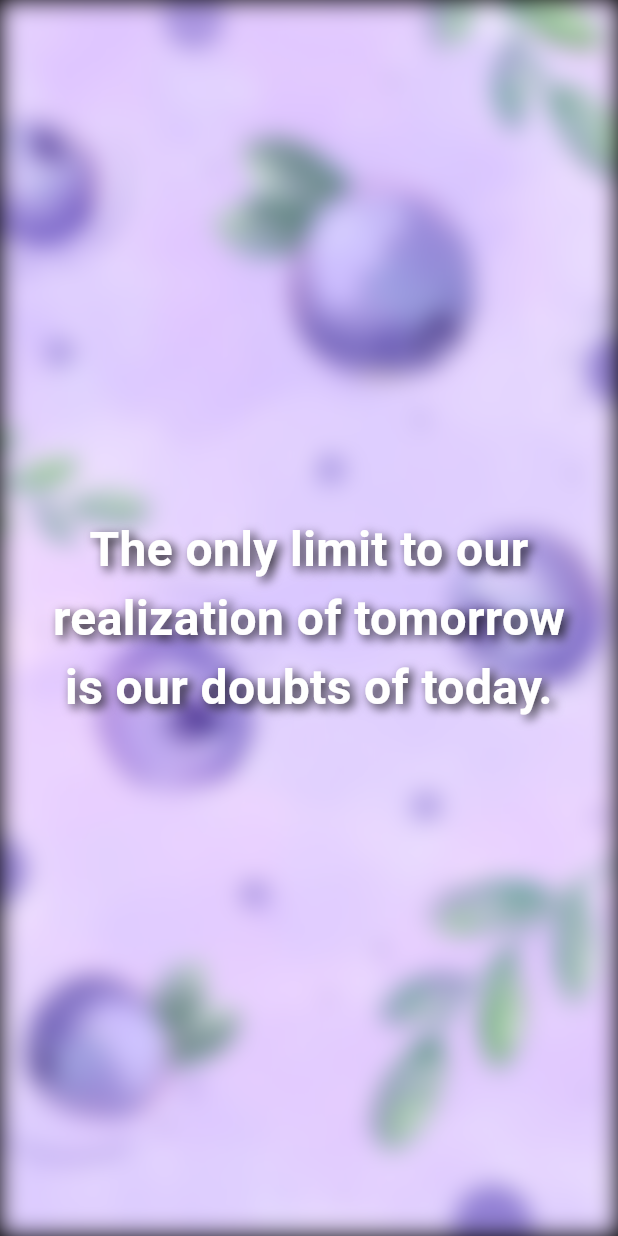
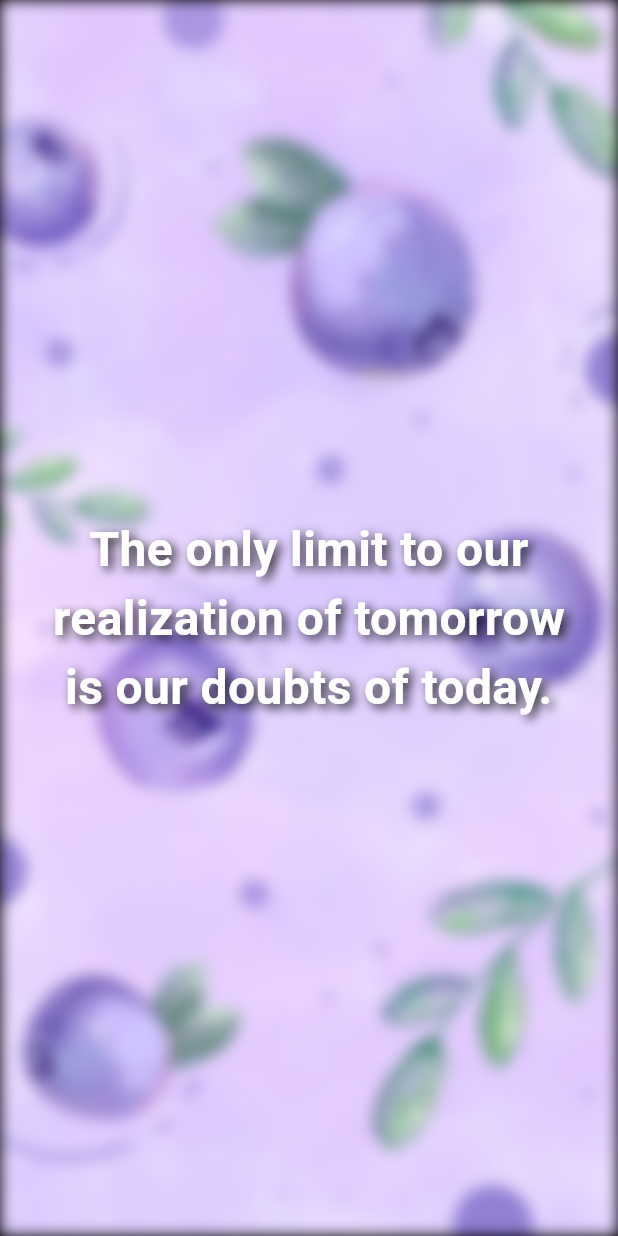
Before and after one commit to nayan1306/aarav, a Flutter app: the QuoteViewer screen opened directly, on a phone screen of 412 x 824 dp. Run offline on Flutter 3.47's test engine with Material 3 defaults, Android fonts, the phone set to English and light mode, and no system bars; our stand-ins replace audioplayers, salomon_bottom_bar.

Commit message:
modified quote viewer

```diff
--- a/lib/Pages/quote/quoteviewer.dart
+++ b/lib/Pages/quote/quoteviewer.dart
@@ -1,3 +1,4 @@
+import 'dart:async';
 import 'dart:ui';
 import 'package:flutter/material.dart';
 
@@ -17,6 +18,7 @@ class QuoteViewer extends StatefulWidget {
 
 class _QuoteViewerState extends State<QuoteViewer> {
   final PageController _pageController = PageController();
+  int currentPage = 0;
 
   @override
   Widget build(BuildContext context) {
@@ -25,105 +27,153 @@ class _QuoteViewerState extends State<QuoteViewer> {
         controller: _pageController,
         scrollDirection: Axis.vertical,
         itemCount: widget.quotes.length,
+        onPageChanged: (index) {
+          setState(() {
+            currentPage = index;
+          });
+        },
         itemBuilder: (context, index) {
-          return AnimatedBuilder(
-            animation: _pageController,
-            builder: (context, child) {
-              double page = _pageController.page ?? 0;
-              double distance = (index - page).clamp(-1.0, 1.0);
+          return QuotePage(
+            key: ValueKey(index),
+            quote: widget.quotes[index],
+            imagePath: widget.imagePaths[index],
+            isActive: currentPage == index,
+          );
+        },
+      ),
+    );
+  }
+}
 
-              // 🎭 Background Parallax & Blur Effect
-              double backgroundOffset = distance * 80;
-              double blurAmount = (1 - distance.abs()) * 6 + 2;
+class QuotePage extends StatefulWidget {
+  final String quote;
+  final String imagePath;
+  final bool isActive;
 
-              // 📜 Current Quote Animation
-              double scaleCurrent = 1 - (distance * 0.2);
-              double opacityCurrent = (1 - distance.abs()).clamp(0.0, 1.0);
-              double translateYCurrent = distance * -80;
+  const QuotePage({
+    super.key,
+    required this.quote,
+    required this.imagePath,
+    required this.isActive,
+  });
 
-              // 🌟 Next Quote Animation (Appearing from Behind)
-              double scaleNext = 0.85 + (distance * 0.15);
-              double opacityNext = distance.clamp(0.0, 1.0);
-              double translateYNext = (1 - distance) * 80;
-              double blurNext = (1 - distance) * 8;
+  @override
+  _QuotePageState createState() => _QuotePageState();
+}
 
+class _QuotePageState extends State<QuotePage>
+    with SingleTickerProviderStateMixin {
+  late AnimationController _controller;
+  late Animation<double> bgOpacity;
+  late Animation<double> bgScale;
+  late Animation<double> textOpacity;
+  late Animation<double> textTranslate;
+
+  @override
+  void initState() {
+    super.initState();
+    _controller = AnimationController(
+      vsync: this,
+      duration: const Duration(milliseconds: 1000),
+    );
+
+    // Background appears quickly (after a delay) with fade & scale.
+    bgOpacity = Tween<double>(begin: 0, end: 1).animate(
+      CurvedAnimation(
+        parent: _controller,
+        curve: const Interval(0, 0.7, curve: Curves.easeOut),
+      ),
+    );
+    bgScale = Tween<double>(begin: 1.1, end: 1).animate(
+      CurvedAnimation(
+        parent: _controller,
+        curve: const Interval(0, 0.7, curve: Curves.easeOut),
+      ),
+    );
+
+    // Quote text appears with a slight extra delay.
+    textOpacity = Tween<double>(begin: 0, end: 1).animate(
+      CurvedAnimation(
+        parent: _controller,
+        curve: const Interval(0.3, 1.0, curve: Curves.easeOut),
+      ),
+    );
+    textTranslate = Tween<double>(begin: 50, end: 0).animate(
+      CurvedAnimation(
+        parent: _controller,
+        curve: const Interval(0.3, 1.0, curve: Curves.easeOut),
+      ),
+    );
+
+    if (widget.isActive) {
+      _startAnimation();
+    }
+  }
+
+  void _startAnimation() {
+    // Reset and then start the animations with a delay.
+    _controller.reset();
+    Future.delayed(const Duration(milliseconds: 100), () {
+      if (mounted && widget.isActive) {
+        _controller.forward();
+      }
+    });
+  }
+
+  @override
+  void didUpdateWidget(covariant QuotePage oldWidget) {
+    super.didUpdateWidget(oldWidget);
+    if (widget.isActive && !oldWidget.isActive) {
+      // When the page becomes active (either swiped up or down), start the animation.
+      _startAnimation();
+    } else if (!widget.isActive && oldWidget.isActive) {
+      // When the page loses active status, reset immediately.
+      _controller.reset();
+    }
+  }
+
+  @override
+  void dispose() {
+    _controller.dispose();
+    super.dispose();
+  }
+
+  @override
+  Widget build(BuildContext context) {
     return Stack(
       fit: StackFit.expand,
       children: [
-                  // 📸 Background with Parallax & Blur
-                  Transform.translate(
-                    offset: Offset(0, backgroundOffset),
+        // Background image with fade and scale animation.
+        AnimatedBuilder(
+          animation: _controller,
+          builder: (context, child) {
+            return Transform.scale(
+              scale: bgScale.value,
+              child: Opacity(
+                opacity: bgOpacity.value,
                 child: ImageFiltered(
-                      imageFilter: ImageFilter.blur(
-                        sigmaX: blurAmount,
-                        sigmaY: blurAmount,
-                      ),
-                      child: Image.asset(
-                        widget.imagePaths[index],
-                        fit: BoxFit.cover,
+                  imageFilter: ImageFilter.blur(sigmaX: 5, sigmaY: 5),
+                  child: Image.asset(widget.imagePath, fit: BoxFit.cover),
                 ),
               ),
+            );
+          },
         ),
-
-                  // 🔮 Next Page (Appearing from Behind)
-                  if (index + 1 < widget.quotes.length)
-                    Positioned.fill(
-                      child: Opacity(
-                        opacity: opacityNext,
-                        child: Transform.scale(
-                          scale: scaleNext,
+        // Quote text with delayed fade & translate animation.
+        AnimatedBuilder(
+          animation: _controller,
+          builder: (context, child) {
+            return Opacity(
+              opacity: textOpacity.value,
               child: Transform.translate(
-                            offset: Offset(0, translateYNext),
-                            child: ImageFiltered(
-                              imageFilter: ImageFilter.blur(
-                                sigmaX: blurNext,
-                                sigmaY: blurNext,
-                              ),
+                offset: Offset(0, textTranslate.value),
                 child: Center(
                   child: Padding(
-                                  padding: const EdgeInsets.symmetric(
-                                    horizontal: 20.0,
-                                  ),
+                    padding: const EdgeInsets.symmetric(horizontal: 20),
                     child: Text(
-                                    widget.quotes[index + 1],
+                      widget.quote,
                       textAlign: TextAlign.center,
-                                    style: TextStyle(
-                                      fontSize: 28,
-                                      fontWeight: FontWeight.bold,
-                                      color: Colors.white.withOpacity(0.7),
-                                      shadows: [
-                                        Shadow(
-                                          blurRadius: 6,
-                                          color: Colors.black54,
-                                          offset: Offset(3, 3),
-                                        ),
-                                      ],
-                                    ),
-                                  ),
-                                ),
-                              ),
-                            ),
-                          ),
-                        ),
-                      ),
-                    ),
-
-                  // ✨ Current Quote (Moving Up, Fading & Shrinking)
-                  Opacity(
-                    opacity: opacityCurrent,
-                    child: Transform.scale(
-                      scale: scaleCurrent,
-                      child: Transform.translate(
-                        offset: Offset(0, translateYCurrent),
-                        child: Center(
-                          child: Padding(
-                            padding: const EdgeInsets.symmetric(
-                              horizontal: 20.0,
-                            ),
-                            child: Text(
-                              widget.quotes[index],
-                              textAlign: TextAlign.center,
-                              style: TextStyle(
+                      style: const TextStyle(
                         fontSize: 32,
                         fontWeight: FontWeight.bold,
                         color: Colors.white,
@@ -139,14 +189,10 @@ class _QuoteViewerState extends State<QuoteViewer> {
                   ),
                 ),
               ),
-                    ),
+            );
+          },
         ),
       ],
     );
-            },
-          );
-        },
-      ),
-    );
   }
 }
--- a/pubspec.yaml
+++ b/pubspec.yaml
@@ -13,6 +13,7 @@ dependencies:
   flutter_launcher_icons: ^0.14.3
   salomon_bottom_bar: ^3.3.2
   audioplayers: ^5.2.1
+  page_transition: ^2.2.1
 
 dev_dependencies:
   flutter_test:
```
Also changed, not shown: pubspec.lock. Lines whose indentation alone changed are shown as unchanged.
